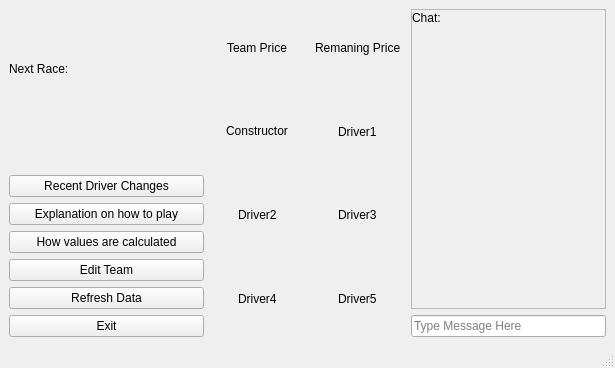
TomDra/F1-Fantasy-Project, file client/gui_files/main_menu.ui: the form before one commit.
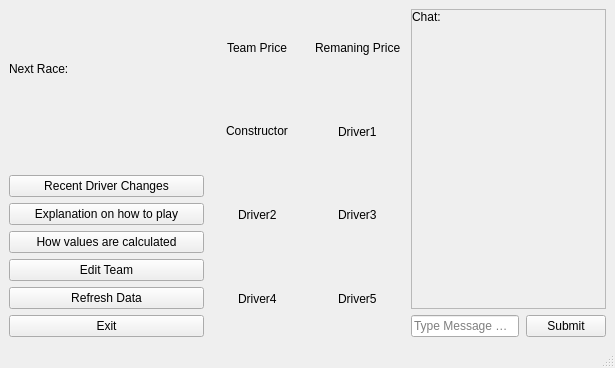
The form after the commit.

Commit message:
added chat server and client connection
added chat server to port 9988
and integrated it into the GUI

What changed in the file:
```diff
--- a/client/gui_files/main_menu.ui
+++ b/client/gui_files/main_menu.ui
@@ -221,12 +221,12 @@
       <item row="0" column="2">
        <layout class="QVBoxLayout" name="verticalLayout">
         <item>
-         <widget class="QScrollArea" name="chat_output">
+         <widget class="QScrollArea" name="chat_output_area">
           <property name="enabled">
            <bool>true</bool>
           </property>
           <property name="sizePolicy">
-           <sizepolicy hsizetype="Preferred" vsizetype="Preferred">
+           <sizepolicy hsizetype="Preferred" vsizetype="Expanding">
             <horstretch>0</horstretch>
             <verstretch>0</verstretch>
            </sizepolicy>
@@ -254,25 +254,31 @@
             <rect>
              <x>0</x>
              <y>0</y>
-             <width>190</width>
-             <height>273</height>
+             <width>194</width>
+             <height>283</height>
             </rect>
            </property>
-           <widget class="QLabel" name="label">
+           <widget class="QLabel" name="chat_output">
             <property name="geometry">
              <rect>
               <x>0</x>
               <y>0</y>
               <width>220</width>
-              <height>16</height>
+              <height>16777215</height>
              </rect>
             </property>
             <property name="sizePolicy">
-             <sizepolicy hsizetype="Preferred" vsizetype="Fixed">
+             <sizepolicy hsizetype="Preferred" vsizetype="MinimumExpanding">
               <horstretch>0</horstretch>
-              <verstretch>0</verstretch>
+              <verstretch>99</verstretch>
              </sizepolicy>
             </property>
+            <property name="minimumSize">
+             <size>
+              <width>0</width>
+              <height>16777215</height>
+             </size>
+            </property>
             <property name="baseSize">
              <size>
               <width>0</width>
@@ -285,11 +291,22 @@
             <property name="text">
              <string>Chat:</string>
             </property>
+            <property name="alignment">
+             <set>Qt::AlignLeading|Qt::AlignLeft|Qt::AlignTop</set>
+            </property>
            </widget>
           </widget>
          </widget>
         </item>
         <item>
+         <layout class="QHBoxLayout" name="horizontalLayout">
+          <property name="spacing">
+           <number>2</number>
+          </property>
+          <property name="sizeConstraint">
+           <enum>QLayout::SetMaximumSize</enum>
+          </property>
+          <item alignment="Qt::AlignBottom">
          <widget class="QLineEdit" name="chat_input">
           <property name="sizePolicy">
            <sizepolicy hsizetype="Preferred" vsizetype="Fixed">
@@ -308,6 +325,21 @@
           </property>
          </widget>
         </item>
+          <item alignment="Qt::AlignRight|Qt::AlignBottom">
+           <widget class="QPushButton" name="chat_submit_button">
+            <property name="sizePolicy">
+             <sizepolicy hsizetype="Maximum" vsizetype="Maximum">
+              <horstretch>0</horstretch>
+              <verstretch>0</verstretch>
+             </sizepolicy>
+            </property>
+            <property name="text">
+             <string>Submit</string>
+            </property>
+           </widget>
+          </item>
+         </layout>
+        </item>
        </layout>
       </item>
      </layout>
```
Left out of the diff: 52 changed lines with no effect on the pictures. Lines whose indentation alone changed are shown as unchanged. The commit also changes 5 other files.
